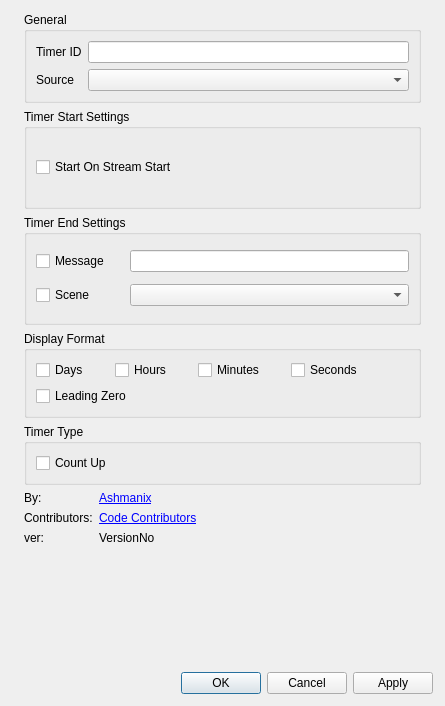
First picture: the form in src/ui/SettingsDialog.ui, repository ashmanix/obs-plugin-countdown, before the edit.
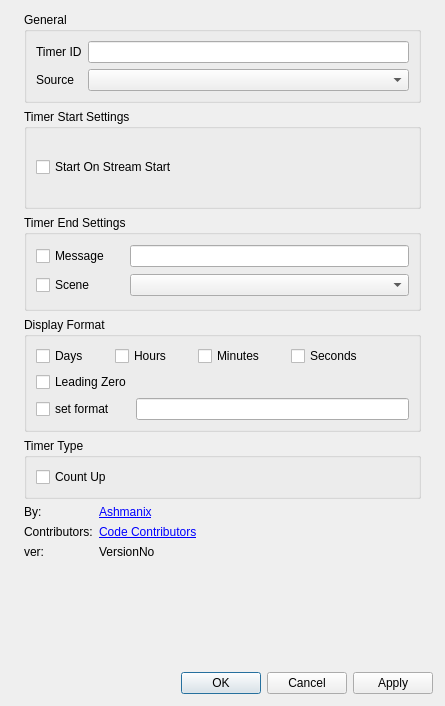
Second picture: the form after the edit.

Commit message: Added feature where user can format timer output on counting

What changed in the file:
```diff
--- a/src/ui/SettingsDialog.ui
+++ b/src/ui/SettingsDialog.ui
@@ -268,7 +268,7 @@
             <property name="title">
              <string>Display Format</string>
             </property>
-            <layout class="QVBoxLayout" name="verticalLayout_8" stretch="0,0">
+            <layout class="QVBoxLayout" name="verticalLayout_8" stretch="0,0,0">
              <item>
               <layout class="QHBoxLayout" name="selectTimeFormatLayout" stretch="0,0,0,0,0,0,0,1">
                <property name="spacing">
@@ -443,6 +443,35 @@
                </item>
               </layout>
              </item>
+             <item>
+              <layout class="QFormLayout" name="formLayout_2">
+               <property name="fieldGrowthPolicy">
+                <enum>QFormLayout::ExpandingFieldsGrow</enum>
+               </property>
+               <property name="horizontalSpacing">
+                <number>20</number>
+               </property>
+               <property name="bottomMargin">
+                <number>0</number>
+               </property>
+               <item row="0" column="0">
+                <widget class="QCheckBox" name="formatOutputCheckBox">
+                 <property name="sizePolicy">
+                  <sizepolicy hsizetype="Minimum" vsizetype="Expanding">
+                   <horstretch>0</horstretch>
+                   <verstretch>0</verstretch>
+                  </sizepolicy>
+                 </property>
+                 <property name="text">
+                  <string>set format</string>
+                 </property>
+                </widget>
+               </item>
+               <item row="0" column="1">
+                <widget class="QLineEdit" name="formatOutputLineEdit"/>
+               </item>
+              </layout>
+             </item>
             </layout>
            </widget>
           </item>
```
The commit also changes 9 other files.
